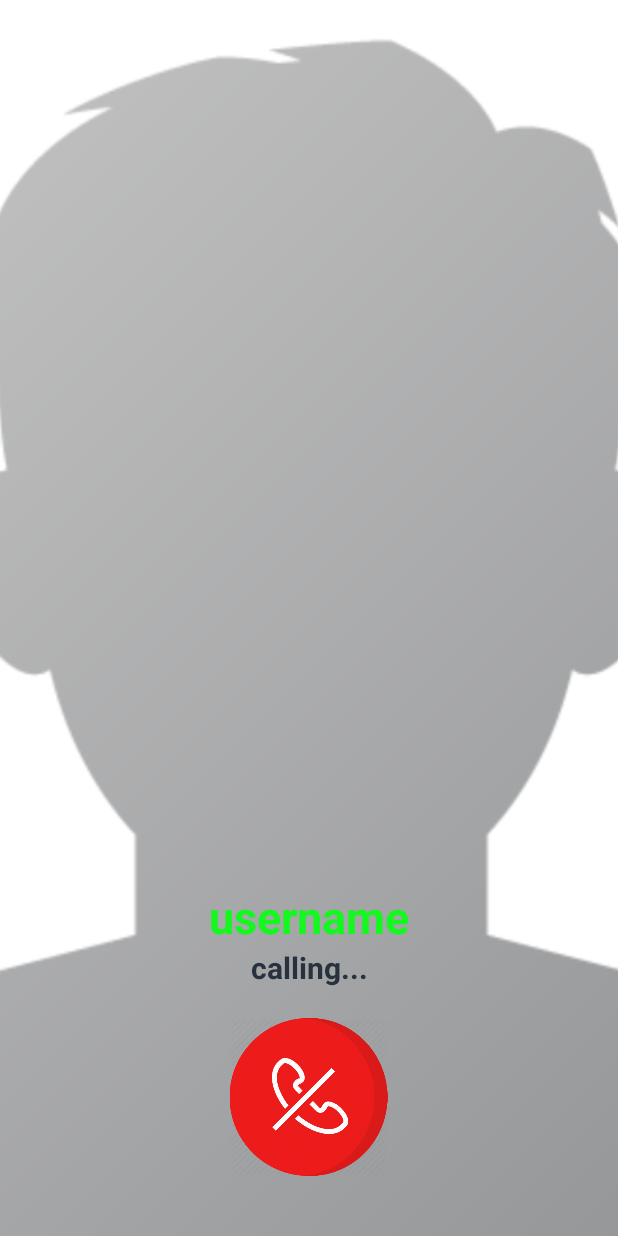
After one commit to GitLab-96/Sky-Room, an Android app: the CallingActivity screen opened directly, with no data from a screen before it, on a phone screen of 412 x 824 dp. The commit adds this screen. Run offline under Robolectric (Android 15) with nearby library versions, the phone set to English and light mode, and no system bars; our stand-ins replace Firebase (no records; nobody signed in at launch, a user with empty details on screens opened directly), Picasso; 1 statement that could not run was skipped.

Commit message:
Calling Activity

```diff
--- a/app/src/main/AndroidManifest.xml
+++ b/app/src/main/AndroidManifest.xml
@@ -11,7 +11,8 @@
         android:roundIcon="@mipmap/ic_launcher_round"
         android:supportsRtl="true"
         android:theme="@style/AppTheme">
-        <activity android:name=".ProfileActivity"></activity>
+        <activity android:name=".CallingActivity"></activity>
+        <activity android:name=".ProfileActivity" />
         <activity android:name=".FindPeopleActivity" />
         <activity android:name=".NotificationsActivity" />
         <activity android:name=".SettingsActivity" />
--- /dev/null
+++ b/app/src/main/java/com/example/skypeclone/CallingActivity.java
@@ -0,0 +1,79 @@
+package com.example.skypeclone;
+
+import androidx.appcompat.app.AppCompatActivity;
+
+import android.os.Bundle;
+import android.widget.ImageView;
+import android.widget.TextView;
+
+import com.google.firebase.auth.FirebaseAuth;
+import com.google.firebase.database.DataSnapshot;
+import com.google.firebase.database.DatabaseError;
+import com.google.firebase.database.DatabaseReference;
+import com.google.firebase.database.FirebaseDatabase;
+import com.google.firebase.database.ValueEventListener;
+import com.squareup.picasso.Picasso;
+
+public class CallingActivity extends AppCompatActivity {
+
+    private TextView nameContact;
+    private ImageView profileImage;
+    private ImageView cancelCallBtn,makeCallBtn;
+
+    private String receiverUserId="",receiverUserImage="",receiverUserName="";
+    private String senderUserId="",senderUserImage="",senderUserName="";
+
+    private DatabaseReference userRef;
+
+    @Override
+    protected void onCreate(Bundle savedInstanceState) {
+        super.onCreate(savedInstanceState);
+        setContentView(R.layout.activity_calling);
+
+        senderUserId = FirebaseAuth.getInstance().getCurrentUser().getUid();
+        receiverUserId = getIntent().getExtras().get("visit_user_id").toString();
+        userRef = FirebaseDatabase.getInstance().getReference().child("Users");
+
+
+        nameContact = findViewById(R.id.name_calling);
+        profileImage = findViewById(R.id.profile_image_calling);
+        cancelCallBtn = findViewById(R.id.cancel_call);
+        makeCallBtn = findViewById(R.id.make_call);
+
+        getAndSetUserProfileInfo();
+    }
+
+    private void getAndSetUserProfileInfo() {
+
+        userRef.addValueEventListener(new ValueEventListener() {
+            @Override
+            public void onDataChange(DataSnapshot dataSnapshot)
+            {
+
+
+                if (dataSnapshot.child(receiverUserId).exists())
+                {
+                    receiverUserImage = dataSnapshot.child(receiverUserId).child("image").getValue().toString();
+                    receiverUserName = dataSnapshot.child(receiverUserId).child("name").getValue().toString();
+
+                    nameContact.setText(receiverUserName);
+                    Picasso.get().load(receiverUserImage).placeholder(R.drawable.profile_image).into(profileImage);
+
+
+                }
+                if (dataSnapshot.child(senderUserId).exists())
+                {
+                    senderUserImage = dataSnapshot.child(senderUserId).child("image").getValue().toString();
+                    senderUserName = dataSnapshot.child(senderUserId).child("name").getValue().toString();
+
+                }
+            }
+
+            @Override
+            public void onCancelled(DatabaseError databaseError) {
+
+            }
+        });
+
+    }
+}
--- a/app/src/main/java/com/example/skypeclone/ContactsActivity.java
+++ b/app/src/main/java/com/example/skypeclone/ContactsActivity.java
@@ -107,6 +107,8 @@ public class ContactsActivity extends AppCompatActivity {
     protected void onStart() {
         super.onStart();
 
+        validateUser();
+
         FirebaseRecyclerOptions<Contacts>options
                 = new FirebaseRecyclerOptions.Builder<Contacts>()
                 .setQuery(contactsRef.child(currentUserId),Contacts.class).build();
@@ -129,6 +131,18 @@ public class ContactsActivity extends AppCompatActivity {
                             Picasso.get().load(profileImage).into(holder.profileImageView);
 
                         }
+
+                        holder.callBtn.setOnClickListener(new View.OnClickListener() {
+                            @Override
+                            public void onClick(View v) {
+
+
+                                Intent callinfIntent = new Intent(ContactsActivity.this,CallingActivity.class);
+                                callinfIntent.putExtra("visit_user_id",listUserId);
+                                startActivity(callinfIntent);
+
+                            }
+                        });
                     }
 
                     @Override
@@ -154,6 +168,8 @@ public class ContactsActivity extends AppCompatActivity {
         firebaseRecyclerAdapter.startListening();
     }
 
+
+
     public static class ContactsViewHolder extends RecyclerView.ViewHolder
     {
 
@@ -173,5 +189,27 @@ public class ContactsActivity extends AppCompatActivity {
 
         }
     }
+    private void validateUser() {
+
+        DatabaseReference reference = FirebaseDatabase.getInstance().getReference();
+        reference.child("Users").child(currentUserId).addValueEventListener(new ValueEventListener() {
+            @Override
+            public void onDataChange(DataSnapshot dataSnapshot) {
+
+                if (!dataSnapshot.exists())
+                {
+                    Intent settingIntent = new Intent(ContactsActivity.this,SettingsActivity.class);
+                    startActivity(settingIntent);
+                    finish();
+                }
+            }
+
+            @Override
+            public void onCancelled(DatabaseError databaseError) {
+
+            }
+        });
+
+    }
 
 }
--- a/app/src/main/java/com/example/skypeclone/RegistrationActivity.java
+++ b/app/src/main/java/com/example/skypeclone/RegistrationActivity.java
@@ -154,7 +154,6 @@ public class RegistrationActivity extends AppCompatActivity {
                     @Override
                     public void onComplete(@NonNull Task<AuthResult> task) {
                         if (task.isSuccessful()) {
-
                             loadingBar.dismiss();
                             Toast.makeText(RegistrationActivity.this, "Congratulations. you are logged in successfully..", Toast.LENGTH_SHORT).show();
                             sendUserToMainActivity();
--- /dev/null
+++ b/app/src/main/res/layout/activity_calling.xml
@@ -0,0 +1,74 @@
+<?xml version="1.0" encoding="utf-8"?>
+<RelativeLayout
+    xmlns:android="http://schemas.android.com/apk/res/android"
+    xmlns:app="http://schemas.android.com/apk/res-auto"
+    xmlns:tools="http://schemas.android.com/tools"
+    android:layout_width="match_parent"
+    android:layout_height="match_parent"
+    tools:context=".CallingActivity">
+
+<ImageView
+    android:id="@+id/profile_image_calling"
+    android:layout_width="match_parent"
+    android:layout_height="match_parent"
+    android:src="@drawable/profile_image"
+    android:scaleType="centerCrop"
+    />
+    <TextView
+        android:id="@+id/name_calling"
+        android:layout_width="match_parent"
+        android:layout_height="wrap_content"
+        android:text="username"
+        android:textColor="@color/colorPrimary"
+        android:textSize="30sp"
+        android:maxLines="5"
+        android:textStyle="bold"
+        android:gravity="center"
+       android:layout_above="@id/text"/>
+
+    <TextView
+        android:id="@+id/text"
+        android:layout_width="match_parent"
+        android:layout_height="wrap_content"
+        android:text="calling..."
+        android:textColor="@color/colorAccent"
+        android:textSize="20sp"
+        android:maxLines="5"
+        android:layout_marginBottom="20dp"
+        android:textStyle="bold"
+        android:gravity="center"
+        android:layout_above="@id/linear_layout1"/>
+
+<LinearLayout
+    android:id="@+id/linear_layout1"
+    android:layout_width="match_parent"
+    android:layout_height="wrap_content"
+    android:layout_alignParentBottom="true"
+    android:layout_marginBottom="40dp"
+    android:orientation="horizontal"
+    android:gravity="center">
+
+    <ImageView
+        android:id="@+id/make_call"
+        android:layout_width="120dp"
+        android:layout_height="120dp"
+        android:src="@drawable/make_call"
+        android:layout_marginRight="80dp"
+        android:visibility="gone"
+        />
+
+
+    <ImageView
+        android:id="@+id/cancel_call"
+        android:layout_width="110dp"
+        android:layout_height="105dp"
+        android:src="@drawable/cancel_call"
+        />
+
+
+</LinearLayout>
+
+
+
+
+</RelativeLayout>
```
